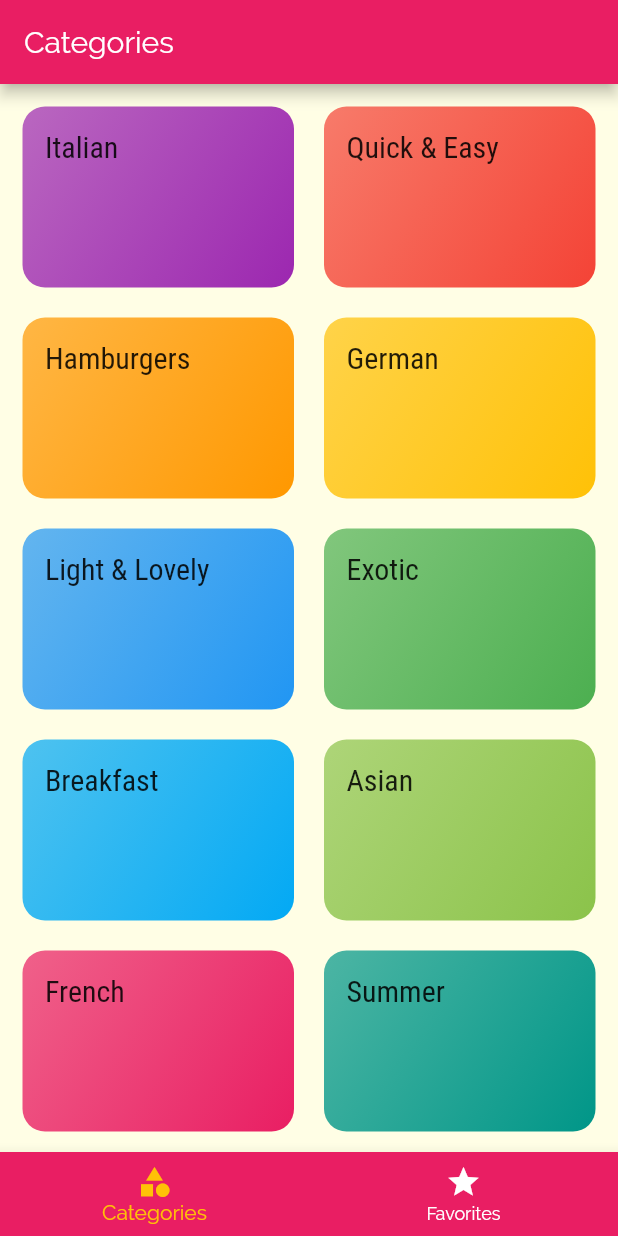
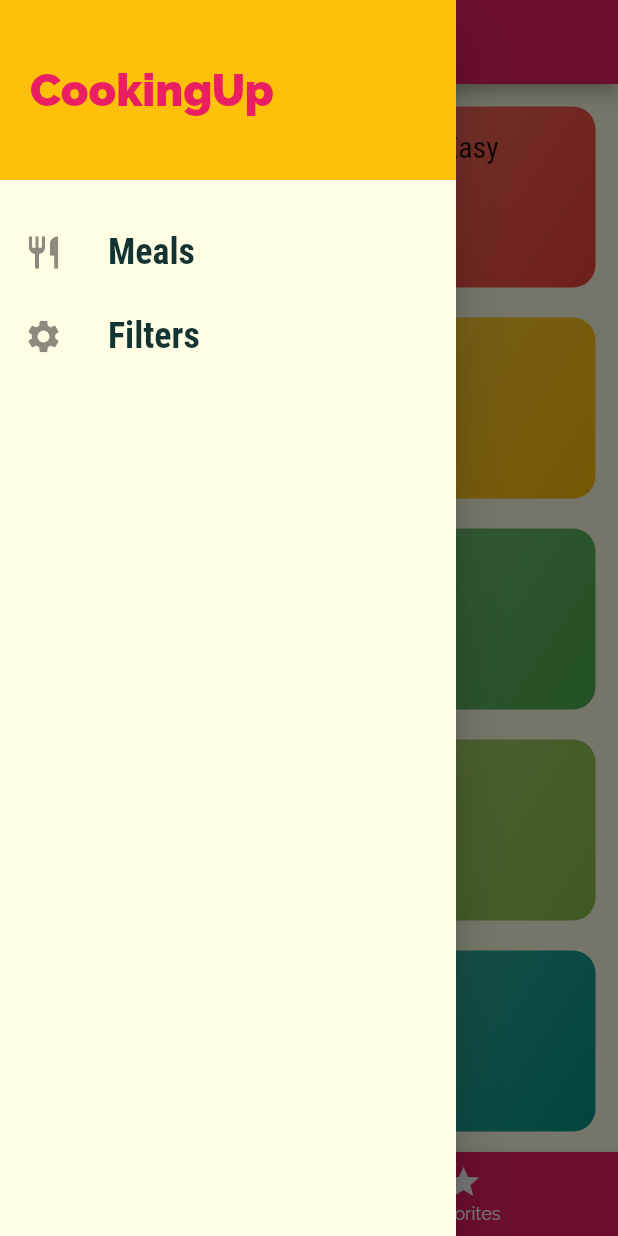
Before and after one commit to vinayreddyking/tutorial_meals_app_flutter, a Flutter app: the screen it shows after launch, with the side drawer open (before the commit the screen has no drawer), on a phone screen of 412 x 824 dp. Run offline on Flutter 3.47's test engine with Material 2 defaults, Android fonts, the phone set to English and light mode, and no system bars.

Commit message:
Implemented the Drawer and intent to new Screen Actually Replacing to New Screens.

```diff
--- a/lib/main.dart
+++ b/lib/main.dart
@@ -4,6 +4,7 @@ import './screens/tabs_screen.dart';
 import './screens/category_screen.dart';
 import './screens/category_meals_screen.dart';
 import './screens/meal_detail_screen.dart';
+import './screens/filters_screen.dart';
 
 void main() => runApp(MyApp());
 
@@ -15,6 +16,7 @@ class MyApp extends StatelessWidget {
       theme: ThemeData(
         primarySwatch: Colors.pink,
         accentColor: Colors.amber,
+        //canvasColor: Colors.black,
         canvasColor: Color.fromRGBO(255, 254, 229, 1),
         fontFamily: 'Raleway',
         textTheme: Theme.of(context).textTheme.copyWith(
@@ -37,6 +39,7 @@ class MyApp extends StatelessWidget {
         '/': (ctx) => TabsScreen(),
         CategoryMealsScreen.routeName: (ctx) => CategoryMealsScreen(),
         MealDetailScreen.routeName: (ctx) => MealDetailScreen(),
+        FiltersScreen.routeName: (ctx) => FiltersScreen(),
       },
       onUnknownRoute: (settings) {
         return MaterialPageRoute(builder: (ctx) => CategoryScreen());
--- /dev/null
+++ b/lib/screens/filters_screen.dart
@@ -0,0 +1,20 @@
+import 'package:flutter/material.dart';
+
+import '../widgets/main_drawer.dart';
+
+class FiltersScreen extends StatelessWidget {
+  static const routeName = '/filters-screen';
+  @override
+  Widget build(BuildContext context) {
+    return Scaffold(
+      appBar: AppBar(
+        title: Text('Filters'),
+        centerTitle: true,
+      ),
+      drawer: MainDrawer(),
+      body: Center(
+        child: Text('Filters'),
+      ),
+    );
+  }
+}
--- a/lib/screens/tabs_screen.dart
+++ b/lib/screens/tabs_screen.dart
@@ -2,6 +2,7 @@ import 'package:flutter/material.dart';
 
 import './category_screen.dart';
 import './favorites_screen.dart';
+import '../widgets/main_drawer.dart';
 
 class TabsScreen extends StatefulWidget {
   @override
@@ -28,6 +29,7 @@ class _TabsScreenState extends State<TabsScreen> {
       appBar: AppBar(
         title: Text(_pages[_selectedPageIndex]['AppTitle']),
       ),
+      drawer: MainDrawer(),
       body: _pages[_selectedPageIndex]['page'],
       bottomNavigationBar: BottomNavigationBar(
         currentIndex: _selectedPageIndex,
--- /dev/null
+++ b/lib/widgets/main_drawer.dart
@@ -0,0 +1,69 @@
+import 'package:flutter/material.dart';
+
+import '../screens/filters_screen.dart';
+
+class MainDrawer extends StatelessWidget {
+  Widget buildListTile(String text, IconData icon, Function onClickHandler) {
+    return ListTile(
+      leading: Icon(
+        icon,
+        size: 26,
+      ),
+      title: Text(
+        text,
+        style: TextStyle(
+          fontFamily: 'RobotoCondensed',
+          fontWeight: FontWeight.bold,
+          fontSize: 24,
+        ),
+      ),
+      onTap: onClickHandler,
+    );
+  }
+
+  @override
+  Widget build(BuildContext context) {
+    return Drawer(
+      child: SafeArea(
+        // top: false,
+        child: Column(
+          children: <Widget>[
+            Container(
+              height: 120,
+              width: double.infinity,
+              padding: EdgeInsets.all(20),
+              alignment: Alignment.centerLeft,
+              color: Theme.of(context).accentColor,
+              child: Text(
+                'CookingUp',
+                style: TextStyle(
+                  fontWeight: FontWeight.w900,
+                  fontSize: 30,
+                  color: Theme.of(context).primaryColor,
+                ),
+              ),
+            ),
+            SizedBox(
+              height: 20,
+            ),
+            buildListTile(
+              'Meals',
+              Icons.restaurant,
+              () {
+                Navigator.pushReplacementNamed(context, '/');
+              },
+            ),
+            buildListTile(
+              'Filters',
+              Icons.settings,
+              () {
+                Navigator.pushReplacementNamed(
+                    context, FiltersScreen.routeName);
+              },
+            ),
+          ],
+        ),
+      ),
+    );
+  }
+}
```
